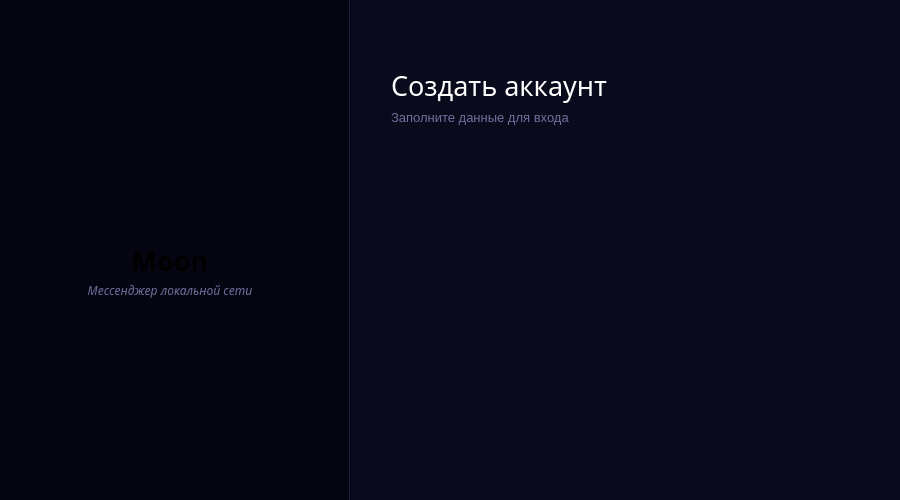
Qt form loginwindows.ui (ZefirRX/Moon) before a commit.
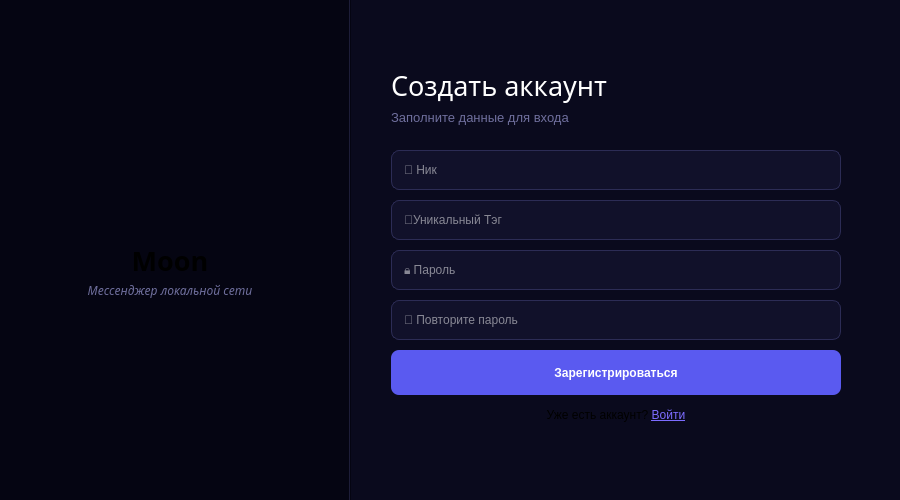
The same form after that commit. Icons and pictures are not drawn.

Commit message: Register window (right side v1.2)

Patch:
```diff
--- a/loginwindows.ui
+++ b/loginwindows.ui
@@ -182,6 +182,141 @@
      <string>Заполните данные для входа</string>
     </property>
    </widget>
+   <widget class="QLineEdit" name="EditNick">
+    <property name="geometry">
+     <rect>
+      <x>40</x>
+      <y>150</y>
+      <width>450</width>
+      <height>40</height>
+     </rect>
+    </property>
+    <property name="styleSheet">
+     <string notr="true">QLineEdit {
+    background-color: #11112A;
+    border: 1px solid #2C2C55;
+    border-radius: 8px;
+    color: white;
+    padding-left: 10px;
+}</string>
+    </property>
+    <property name="placeholderText">
+     <string>👤 Ник</string>
+    </property>
+   </widget>
+   <widget class="QLineEdit" name="EditTag">
+    <property name="geometry">
+     <rect>
+      <x>40</x>
+      <y>200</y>
+      <width>450</width>
+      <height>40</height>
+     </rect>
+    </property>
+    <property name="styleSheet">
+     <string notr="true">QLineEdit {
+    background-color: #11112A;
+    border: 1px solid #2C2C55;
+    border-radius: 8px;
+    color: white;
+    padding-left: 10px;
+}</string>
+    </property>
+    <property name="placeholderText">
+     <string>🔖Уникальный Тэг</string>
+    </property>
+   </widget>
+   <widget class="QLineEdit" name="EditPassword">
+    <property name="geometry">
+     <rect>
+      <x>40</x>
+      <y>250</y>
+      <width>450</width>
+      <height>40</height>
+     </rect>
+    </property>
+    <property name="styleSheet">
+     <string notr="true">QLineEdit {
+    background-color: #11112A;
+    border: 1px solid #2C2C55;
+    border-radius: 8px;
+    color: white;
+    padding-left: 10px;
+}</string>
+    </property>
+    <property name="placeholderText">
+     <string>🔒 Пароль</string>
+    </property>
+   </widget>
+   <widget class="QLineEdit" name="EditRepeatPassword">
+    <property name="geometry">
+     <rect>
+      <x>40</x>
+      <y>300</y>
+      <width>450</width>
+      <height>40</height>
+     </rect>
+    </property>
+    <property name="styleSheet">
+     <string notr="true">QLineEdit {
+    background-color: #11112A;
+    border: 1px solid #2C2C55;
+    border-radius: 8px;
+    color: white;
+    padding-left: 10px;
+}</string>
+    </property>
+    <property name="placeholderText">
+     <string>🔐 Повторите пароль</string>
+    </property>
+   </widget>
+   <widget class="QPushButton" name="ButtonRegister">
+    <property name="geometry">
+     <rect>
+      <x>40</x>
+      <y>350</y>
+      <width>450</width>
+      <height>45</height>
+     </rect>
+    </property>
+    <property name="styleSheet">
+     <string notr="true">QPushButton {
+    background-color: #5A5AF0;
+    color: white;
+    border: none;
+    border-radius: 8px;
+    font-weight: bold;
+}</string>
+    </property>
+    <property name="text">
+     <string>Зарегистрироваться</string>
+    </property>
+   </widget>
+   <widget class="QLabel" name="LabelGoToAfter">
+    <property name="geometry">
+     <rect>
+      <x>140</x>
+      <y>400</y>
+      <width>250</width>
+      <height>30</height>
+     </rect>
+    </property>
+    <property name="layoutDirection">
+     <enum>Qt::LayoutDirection::LeftToRight</enum>
+    </property>
+    <property name="text">
+     <string>Уже есть аккаунт? &lt;a href=&quot;#&quot; style=&quot;color:#7C6CFF;&quot;&gt;Войти&lt;/a&gt;</string>
+    </property>
+    <property name="textFormat">
+     <enum>Qt::TextFormat::RichText</enum>
+    </property>
+    <property name="alignment">
+     <set>Qt::AlignmentFlag::AlignCenter</set>
+    </property>
+    <property name="openExternalLinks">
+     <bool>true</bool>
+    </property>
+   </widget>
   </widget>
  </widget>
  <resources/>
```
The commit also changes 3 other files.
